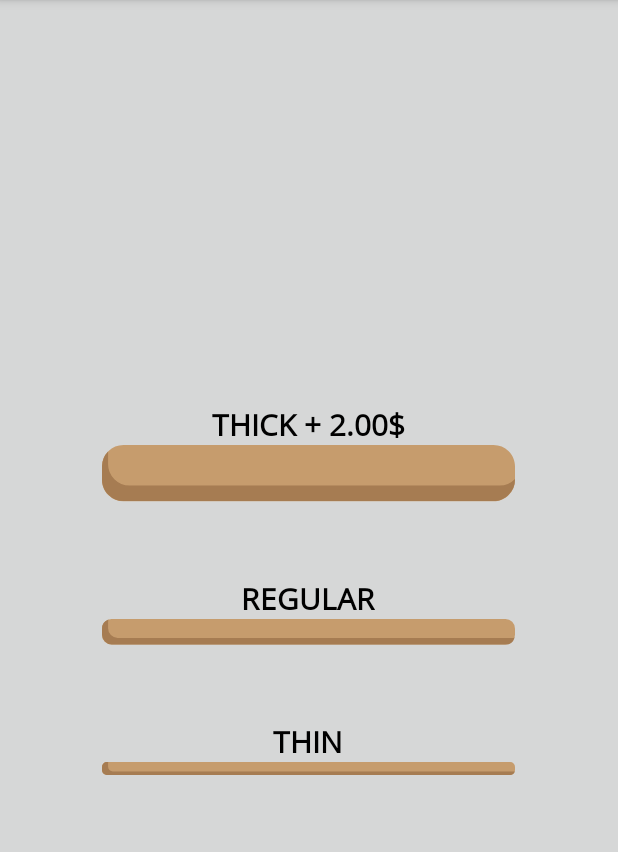
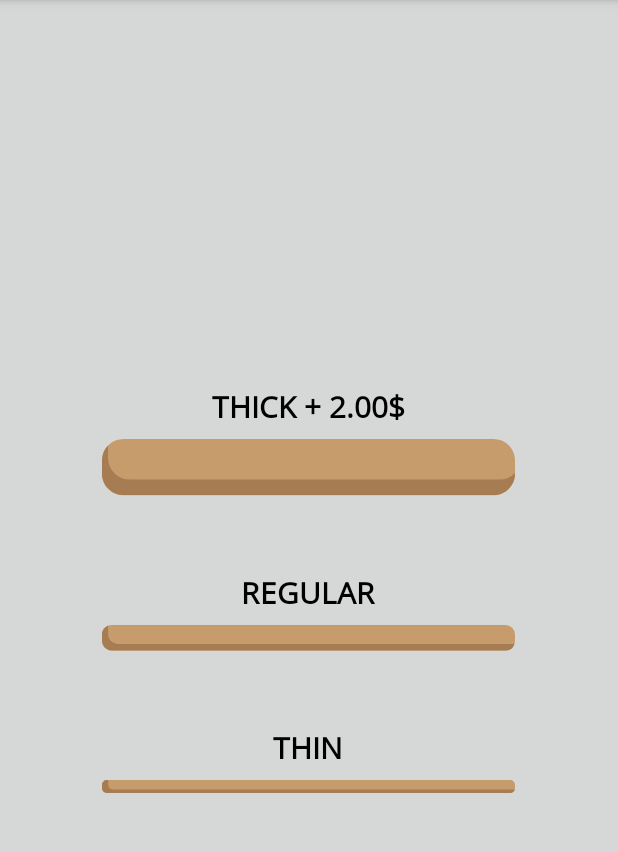
Before and after one commit to izipris/pizzapp, an Android app: the screen it shows after launch (MainActivity), tab 3 chosen, on a phone screen of 412 x 824 dp, the part 156-1008 px from its top. Run offline under Robolectric (Android 15) with nearby library versions, the phone set to English and light mode, and no system bars.

Commit message:
style changes in the crust page

```diff
--- a/app/src/main/res/layout/tab_fragment_crust.xml
+++ b/app/src/main/res/layout/tab_fragment_crust.xml
@@ -29,10 +29,12 @@
                 android:layout_width="wrap_content"
                 android:layout_height="wrap_content"
                 android:gravity="center"
+                android:paddingBottom="@dimen/crustFragmentCaptionPaddingBottom"
                 android:text="@string/image_description_dough_thick"
                 android:textColor="@android:color/black"
                 android:textSize="@dimen/crustCaptionSize"
-                android:textStyle="bold" />
+                android:textStyle="bold"
+                app:fontFamily="@font/open_sans" />
 
             <ImageView
                 android:id="@+id/doughThickImageButton"
@@ -67,10 +69,12 @@
                 android:layout_width="wrap_content"
                 android:layout_height="wrap_content"
                 android:gravity="center"
+                android:paddingBottom="@dimen/crustFragmentCaptionPaddingBottom"
                 android:text="@string/image_description_dough_regular"
                 android:textColor="@android:color/black"
                 android:textSize="@dimen/crustCaptionSize"
-                android:textStyle="bold" />
+                android:textStyle="bold"
+                app:fontFamily="@font/open_sans" />
 
             <ImageView
                 android:id="@+id/doughRegularImageButton"
@@ -102,10 +106,12 @@
                 android:layout_width="wrap_content"
                 android:layout_height="wrap_content"
                 android:gravity="center"
+                android:paddingBottom="@dimen/crustFragmentCaptionPaddingBottom"
                 android:text="@string/image_description_dough_thin"
                 android:textColor="@android:color/black"
                 android:textSize="@dimen/crustCaptionSize"
-                android:textStyle="bold" />
+                android:textStyle="bold"
+                app:fontFamily="@font/open_sans" />
 
             <ImageView
                 android:id="@+id/doughThinImageButton"
```
